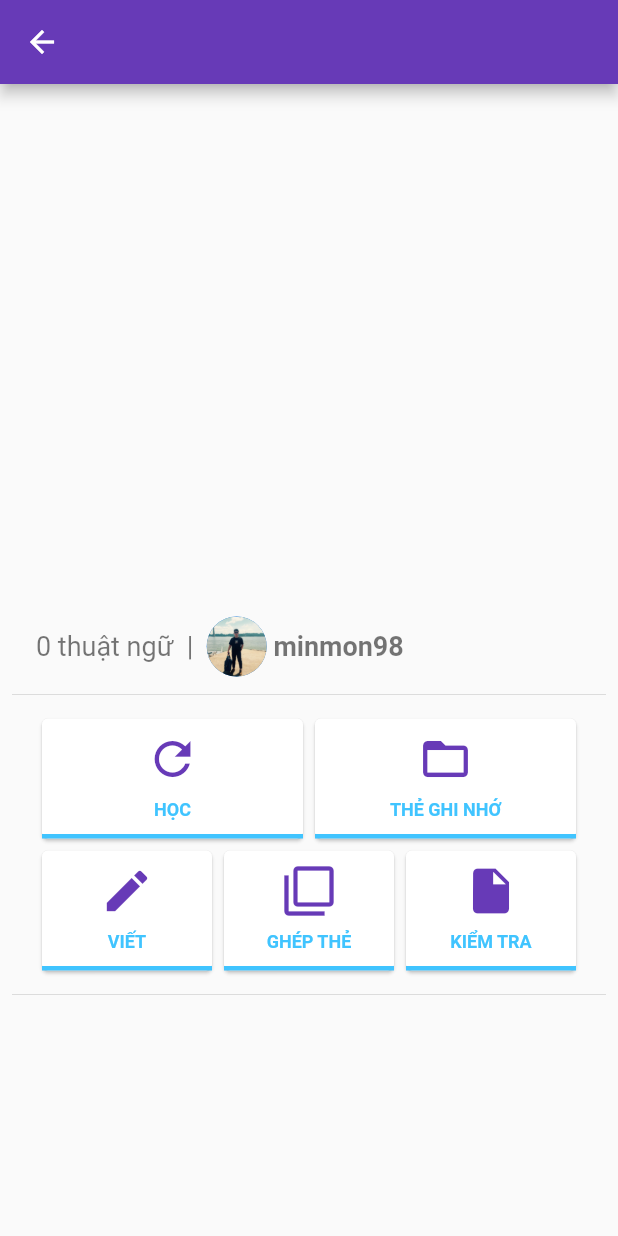
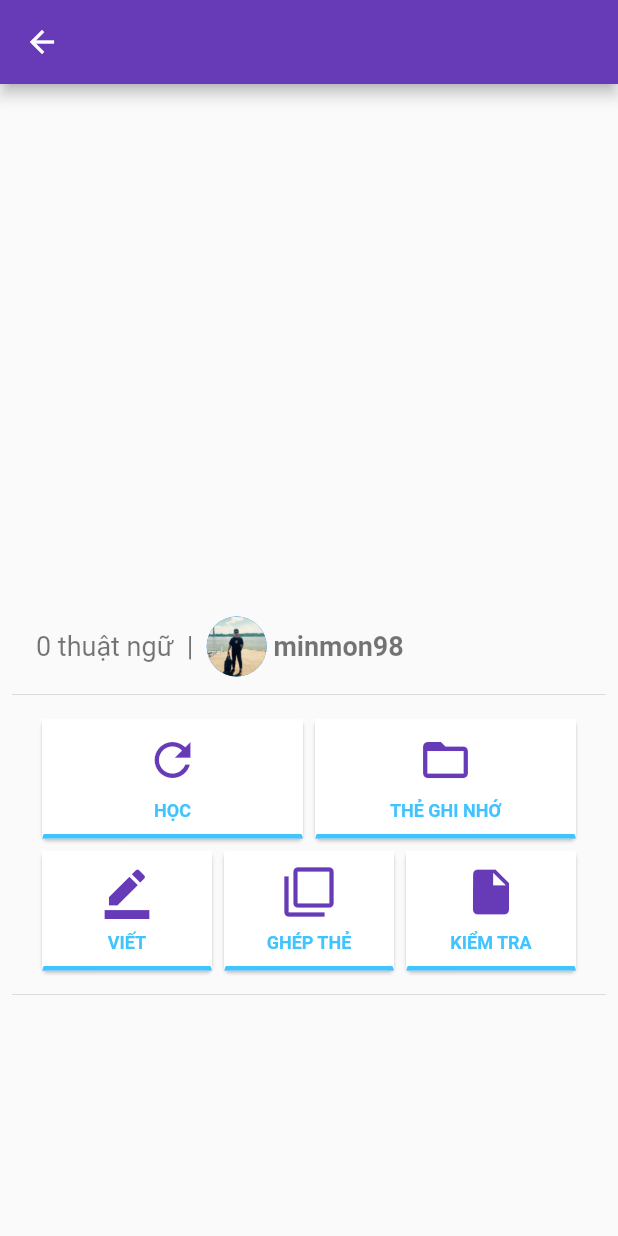
Before and after one commit to ngocAnh1999/int3122-2019, a Flutter app: the LessonView screen opened directly with empty values, on a phone screen of 412 x 824 dp. Run offline on Flutter 3.47's test engine with Material 2 defaults, Android fonts, the phone set to English and light mode, and no system bars; our stand-ins replace cloud_firestore, firebase_auth, flutter_swiper, flutter_tts, fluttertoast, google_sign_in and 1 more; missing offline and left inert: flutter_flip_view; accounts and stored records are empty.

Commit message:
TagLearning View

```diff
--- a/group1_quizlet/flutter_app/lib/presentation/layouts/FlashCardLayout.dart
+++ b/group1_quizlet/flutter_app/lib/presentation/layouts/FlashCardLayout.dart
@@ -4,8 +4,9 @@ import 'package:flutter_flip_view/flutter_flip_view.dart';
 
 class FlashCardLayout extends StatefulWidget {
   final FlashCard flashCard;
+  final double ratio;
 
-  FlashCardLayout({Key key, this.flashCard}) : super(key: key);
+  FlashCardLayout({Key key, this.flashCard, this.ratio}) : super(key: key);
 
   @override
   _FlashCardLayoutState createState() => _FlashCardLayoutState();
@@ -54,7 +55,7 @@ class _FlashCardLayoutState extends State<FlashCardLayout>
 
   Widget _buildCard(String title, GestureTapCallback onTap) {
     return AspectRatio(
-      aspectRatio: 1.25,
+      aspectRatio: widget.ratio,
       child: Card(
         elevation: 4,
         clipBehavior: Clip.hardEdge,
--- a/group1_quizlet/flutter_app/lib/presentation/layouts/FlashCardLearningLayout.dart
+++ b/group1_quizlet/flutter_app/lib/presentation/layouts/FlashCardLearningLayout.dart
@@ -1,26 +1,28 @@
 import 'package:flutter/cupertino.dart';
 import 'package:flutter/material.dart';
+
+typedef void FlashCardLearningEvent();
 
 class FlashCardLearningLayout extends StatelessWidget {
   final IconData iconData;
   final String title;
+  final FlashCardLearningEvent flashCardLearningEvent;
 
-  FlashCardLearningLayout({this.iconData, this.title});
+  FlashCardLearningLayout({this.iconData, this.title, this.flashCardLearningEvent});
 
   @override
   Widget build(BuildContext context) {
     return Expanded(
       child: Card(
+          child: GestureDetector(
             child: Container(
               height: 80,
               decoration: BoxDecoration(
                   border: Border(
-                bottom: BorderSide(
-                  width: 3,
-                  color: Colors.lightBlueAccent
-                )
-              )
-            ),
+                      bottom: BorderSide(width: 3, color: Colors.lightBlueAccent),
+                      top: BorderSide(color: Colors.white),
+                      left: BorderSide(color: Colors.white),
+                      right: BorderSide(color: Colors.white))),
               child: Column(
                 mainAxisAlignment: MainAxisAlignment.spaceEvenly,
                 children: <Widget>[
@@ -29,12 +31,15 @@ class FlashCardLearningLayout extends StatelessWidget {
                     color: Colors.deepPurple,
                     size: 36.0,
                   ),
-                Text(
-                    title.toUpperCase(),
-                    style: TextStyle(color: Colors.lightBlueAccent, fontSize: 12, fontWeight: FontWeight.bold)
-                ),
+                  Text(title.toUpperCase(),
+                      style: TextStyle(
+                          color: Colors.lightBlueAccent,
+                          fontSize: 12,
+                          fontWeight: FontWeight.bold)),
                 ],
               ),
+            ),
+            onTap: flashCardLearningEvent
           )
       ),
     );
--- a/group1_quizlet/flutter_app/lib/presentation/views/LessonController.dart
+++ b/group1_quizlet/flutter_app/lib/presentation/views/LessonController.dart
@@ -6,6 +6,7 @@ import 'package:flutter_app/domain/model/Lesson.dart';
 import 'package:flutter_app/domain/model/FlashCard.dart';
 import 'package:flutter_app/presentation/layouts/FlashCardLayout.dart';
 import 'package:flutter_app/presentation/layouts/FlashCardLearningLayout.dart';
+import 'package:flutter_app/presentation/views/TagLearningController.dart';
 import 'package:flutter_swiper/flutter_swiper.dart';
 
 class FlashCardItem extends StatelessWidget {
@@ -69,6 +70,7 @@ class LessonViewState extends State<LessonView> {
                     }
                     return new FlashCardLayout(
                       flashCard: widget.lesson.vocabs[index],
+                      ratio: 1.25,
                     );
                   },
                   itemCount: widget.lesson.vocabs.length,
@@ -109,10 +111,18 @@ class LessonViewState extends State<LessonView> {
                       FlashCardLearningLayout(
                         iconData: Icons.refresh,
                         title: "Học",
+                        flashCardLearningEvent: null,
                       ),
                       FlashCardLearningLayout(
                         iconData: Icons.folder_open,
                         title: "Thẻ ghi nhớ",
+                        flashCardLearningEvent: () {
+                          Navigator.push(
+                              context,
+                              MaterialPageRoute(
+                                  builder: (context) => TagLearningController(
+                                      lesson: widget.lesson)));
+                        },
                       )
                     ],
                   ),
@@ -120,16 +130,19 @@ class LessonViewState extends State<LessonView> {
                     mainAxisAlignment: MainAxisAlignment.spaceEvenly,
                     children: <Widget>[
                       FlashCardLearningLayout(
-                        iconData: Icons.mode_edit,
+                        iconData: Icons.border_color,
                         title: "Viết",
+                        flashCardLearningEvent: null,
                       ),
                       FlashCardLearningLayout(
                         iconData: Icons.filter_none,
                         title: "Ghép thẻ",
+                        flashCardLearningEvent: null,
                       ),
                       FlashCardLearningLayout(
                         iconData: Icons.insert_drive_file,
                         title: "Kiểm tra",
+                        flashCardLearningEvent: null,
                       )
                     ],
                   )
```
Also changed, not shown: group1_quizlet/flutter_app/lib/presentation/layouts/FinishLearningLayout.dart (added, +34 -0 lines), group1_quizlet/flutter_app/lib/presentation/views/TagLearningController.dart (added, +72 -0 lines). Lines whose indentation alone changed are shown as unchanged.
